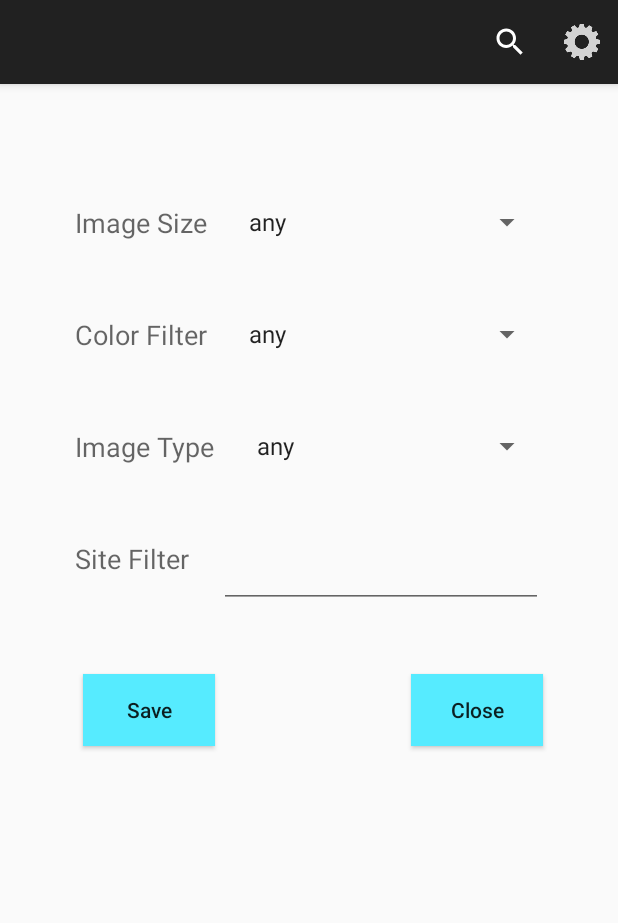
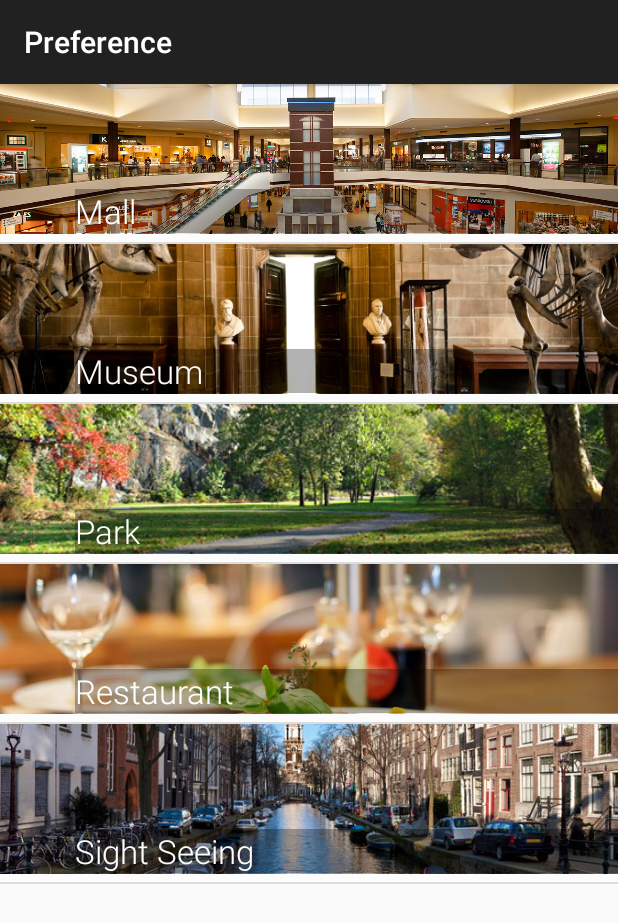
Before and after one commit to swiftwolff/CodePathGroupProject, an Android app: the screen it shows after launch (ImageSearchActivity before the commit, SettingActivity after it), after a tap on "Test", on a phone screen of 412 x 824 dp. Shown: the top 923 px of the screen. Run offline under Robolectric (Android 15) with nearby library versions, the phone set to English and light mode, and no system bars; our stand-ins replace Picasso; libraries missing offline, so code that uses them is left out: com.etsy.android, com.loopj.android; plain views replace StaggeredGridView; pictures from the network do not load; 4 statements that could not run were skipped.

Commit message:
adding setting activity and mockups

```diff
--- a/app/src/main/AndroidManifest.xml
+++ b/app/src/main/AndroidManifest.xml
@@ -1,6 +1,6 @@
 <?xml version="1.0" encoding="utf-8"?>
 <manifest xmlns:android="http://schemas.android.com/apk/res/android"
-    package="com.yahoo.pil">
+    package="com.yahoo.pil" >
 
     <uses-permission android:name="android.permission.INTERNET" />
     <uses-permission android:name="android.permission.CALL_PHONE" />
@@ -9,21 +9,26 @@
         android:allowBackup="true"
         android:icon="@drawable/ic_launcher"
         android:label=""
-        android:theme="@style/AppTheme">
-        <activity android:name=".activities.ImageSearchActivity">
+        android:theme="@style/AppTheme" >
+        <activity android:name=".activities.ImageSearchActivity" >
             <intent-filter>
                 <action android:name="android.intent.action.MAIN" />
+
                 <category android:name="android.intent.category.LAUNCHER" />
             </intent-filter>
         </activity>
         <activity
             android:name=".activities.ImageDisplayActivity"
             android:label="@string/title_activity_image_display"
-            android:parentActivityName=".activities.ImageSearchActivity">
+            android:parentActivityName=".activities.ImageSearchActivity" >
             <meta-data
                 android:name="android.support.PARENT_ACTIVITY"
                 android:value="com.yahoo.pil.activities.ImageSearchActivity" />
         </activity>
+        <activity
+            android:name=".activities.SettingActivity"
+            android:label="@string/title_activity_setting" >
+        </activity>
     </application>
 
 </manifest>
--- a/app/src/main/java/com/yahoo/pil/activities/ImageSearchActivity.java
+++ b/app/src/main/java/com/yahoo/pil/activities/ImageSearchActivity.java
@@ -12,6 +12,7 @@ import android.view.MenuInflater;
 import android.view.MenuItem;
 import android.view.View;
 import android.widget.AdapterView;
+import android.widget.Toast;
 
 import com.etsy.android.grid.StaggeredGridView;
 import com.loopj.android.http.JsonHttpResponseHandler;
@@ -117,7 +118,10 @@ public class ImageSearchActivity extends ActionBarActivity implements ImageSearc
         int id = item.getItemId();
 
         if (id == R.id.searchSetting) {
-            displaySettingsDialog();
+//            displaySettingsDialog();
+            Toast.makeText(this,"Clicked Setting!",Toast.LENGTH_LONG).show();
+            Intent i = new Intent(this, SettingActivity.class);
+            startActivity(i);
         }
 
         return super.onOptionsItemSelected(item);
--- /dev/null
+++ b/app/src/main/java/com/yahoo/pil/activities/SettingActivity.java
@@ -0,0 +1,70 @@
+package com.yahoo.pil.activities;
+
+import android.graphics.drawable.Drawable;
+import android.support.v7.app.ActionBarActivity;
+import android.os.Bundle;
+import android.view.Menu;
+import android.view.MenuItem;
+import android.widget.GridView;
+import android.widget.ListView;
+import android.widget.SimpleAdapter;
+
+import com.yahoo.pil.R;
+
+import java.util.ArrayList;
+import java.util.HashMap;
+import java.util.List;
+import java.util.Map;
+
+public class SettingActivity extends ActionBarActivity {
+
+    String[] options = new String[] {"Mall", "Museum", "Park", "Restaurant", "Sight Seeing"};
+
+    int[] drawables = new int[] {R.drawable.mall, R.drawable.museum, R.drawable.park, R.drawable.restaurant, R.drawable.sightseeing};
+
+    @Override
+    protected void onCreate(Bundle savedInstanceState) {
+        super.onCreate(savedInstanceState);
+        setContentView(R.layout.activity_setting);
+
+        List<HashMap<String,String>> aList = new ArrayList<HashMap<String,String>>();
+        for(int i=0;i<options.length;i++){
+            HashMap<String, String> hm = new HashMap<String,String>();
+            hm.put("option", options[i]);
+            hm.put("drawable", Integer.toString(drawables[i]) );
+            aList.add(hm);
+        }
+
+        String[] from = {"drawable","option"};
+        int[] to = {R.id.setting_image,R.id.setting_text};
+        SimpleAdapter adapter = new SimpleAdapter(getBaseContext(), aList, R.layout.setting_item, from, to);
+
+        ListView lvSetting = (ListView) findViewById(R.id.lvSetting);
+
+        lvSetting.setAdapter(adapter);
+
+    }
+
+
+    @Override
+    public boolean onCreateOptionsMenu(Menu menu) {
+        // Inflate the menu; this adds items to the action bar if it is present.
+        getMenuInflater().inflate(R.menu.menu_setting, menu);
+        return true;
+    }
+
+    @Override
+    public boolean onOptionsItemSelected(MenuItem item) {
+        // Handle action bar item clicks here. The action bar will
+        // automatically handle clicks on the Home/Up button, so long
+        // as you specify a parent activity in AndroidManifest.xml.
+        int id = item.getItemId();
+
+        //noinspection SimplifiableIfStatement
+        if (id == R.id.action_settings) {
+            return true;
+        }
+
+        return super.onOptionsItemSelected(item);
+    }
+}
--- /dev/null
+++ b/app/src/main/res/layout/activity_setting.xml
@@ -0,0 +1,16 @@
+<RelativeLayout xmlns:android="http://schemas.android.com/apk/res/android"
+    xmlns:tools="http://schemas.android.com/tools"
+    android:layout_width="match_parent"
+    android:layout_height="match_parent"
+    android:orientation="vertical"
+    tools:context="com.yahoo.pil.fragments.ImageSearchSetting">
+
+    <ListView
+        android:layout_width="wrap_content"
+        android:layout_height="wrap_content"
+        android:id="@+id/lvSetting"
+        android:layout_alignParentLeft="true"
+        android:layout_alignParentStart="true"
+        android:layout_alignParentTop="true"
+        android:layout_alignParentBottom="true" />
+</RelativeLayout>
--- a/app/src/main/res/layout/fragment_image_search_setting.xml
+++ b/app/src/main/res/layout/fragment_image_search_setting.xml
@@ -3,9 +3,8 @@
     android:layout_width="match_parent"
     android:layout_height="match_parent"
     android:layout_centerHorizontal="true"
-    android:layout_margin="30dp"
+    android:layout_marginTop="10dp"
     tools:context="com.yahoo.pil.fragments.ImageSearchSetting">
-
 
     <TextView
         android:id="@+id/textView"
@@ -13,7 +12,7 @@
         android:layout_height="wrap_content"
         android:layout_alignParentLeft="true"
         android:layout_alignParentTop="true"
-        android:layout_marginTop="50dp"
+        android:layout_marginTop="120dp"
         android:paddingLeft="20dp"
         android:text="Image Size"
         android:textAppearance="?android:attr/textAppearanceMedium" />
--- /dev/null
+++ b/app/src/main/res/layout/setting_item.xml
@@ -0,0 +1,28 @@
+<?xml version="1.0" encoding="utf-8"?>
+<LinearLayout xmlns:android="http://schemas.android.com/apk/res/android"
+    android:orientation="vertical"
+    android:layout_width="fill_parent"
+    android:layout_height="wrap_content"
+    android:background="#66ffffff"
+    android:gravity="center">
+
+    <ImageView
+        android:id="@+id/setting_image"
+        android:scaleType="centerCrop"
+        android:adjustViewBounds="true"
+        android:layout_width="match_parent"
+        android:layout_height="100dp"
+        android:layout_marginBottom="5dp"/>
+    <TextView
+        android:id="@+id/setting_text"
+        android:layout_height="fill_parent"
+        android:layout_width="fill_parent"
+        android:textSize="10pt"
+        android:fontFamily="sans-serif-light"
+        android:layout_marginTop="-16pt"
+        android:layout_marginLeft="15pt"
+        android:gravity="left|center_vertical"
+        android:textColor="#ffffff"
+        android:background="#4D000000"/>
+
+</LinearLayout>
--- /dev/null
+++ b/app/src/main/res/menu/menu_setting.xml
@@ -0,0 +1,6 @@
+<menu xmlns:android="http://schemas.android.com/apk/res/android"
+    xmlns:app="http://schemas.android.com/apk/res-auto"
+    xmlns:tools="http://schemas.android.com/tools"
+    tools:context="com.yahoo.pil.activities.SettingActivity">
+
+</menu>
--- a/app/src/main/res/values/strings.xml
+++ b/app/src/main/res/values/strings.xml
@@ -44,5 +44,8 @@
         <item>clipart</item>
         <item>lineart</item>
     </string-array>
+    <string name="title_activity_setting">Preference</string>
+
+    <string name="hello_world">Hello world!</string>
 
 </resources>
```
Also changed, not shown: app/src/main/res/drawable-hdpi/mall.jpg (added), app/src/main/res/drawable-hdpi/museum.jpg (added), app/src/main/res/drawable-hdpi/park.jpg (added), app/src/main/res/drawable-hdpi/restaurant.jpg (added), app/src/main/res/drawable-hdpi/sightseeing.jpg (added).
